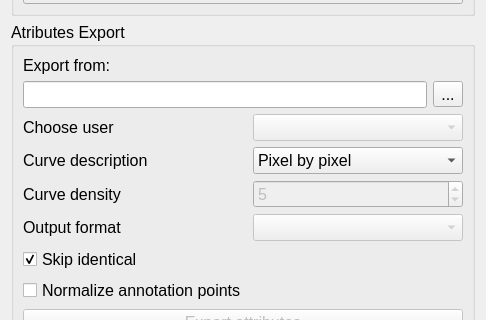
The window that trunk/src/edr/src/plugins/medusaExporter/ui/medusaExporter.ui (mk4me/hm-mde-one) describes before a commit, drawn with Qt 5; both pictures show x 0 to 486 and y 203 to 523 of the 486 by 722 pixel window.
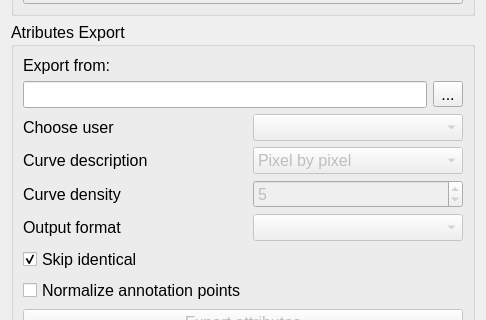
The same window after the commit.

```diff
--- a/trunk/src/edr/src/plugins/medusaExporter/ui/medusaExporter.ui
+++ b/trunk/src/edr/src/plugins/medusaExporter/ui/medusaExporter.ui
@@ -297,6 +297,9 @@
            </item>
            <item row="4" column="1" colspan="2">
             <widget class="QComboBox" name="curveDescriptionComboBox">
+             <property name="enabled">
+              <bool>false</bool>
+             </property>
              <item>
               <property name="text">
                <string>Pixel by pixel</string>
```
